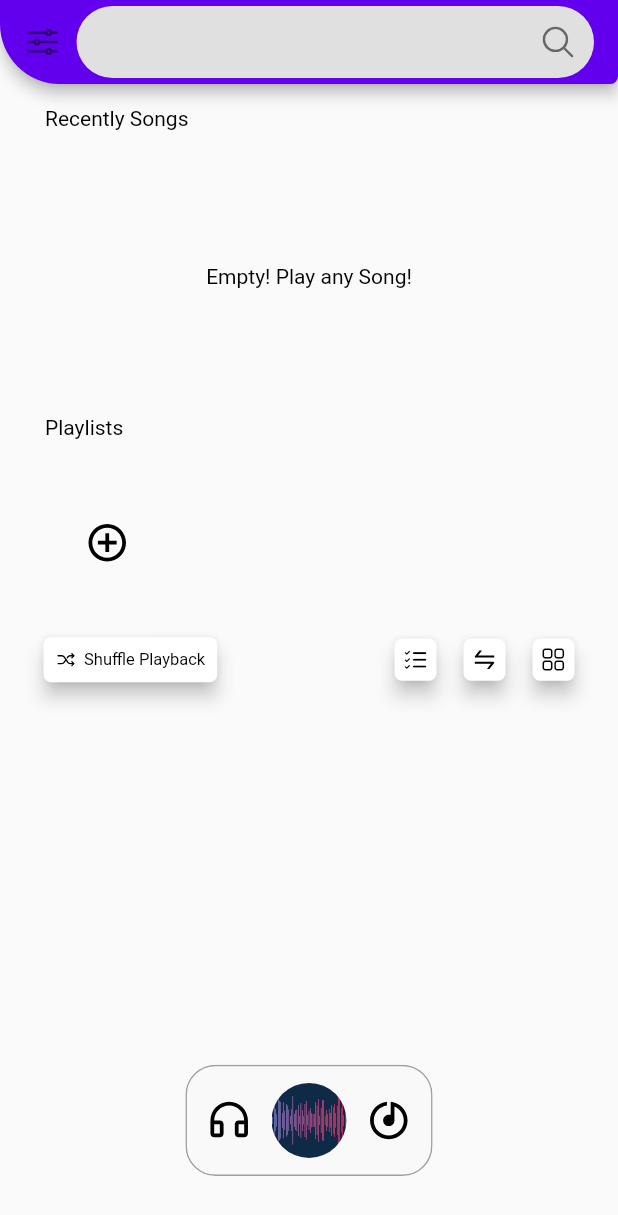
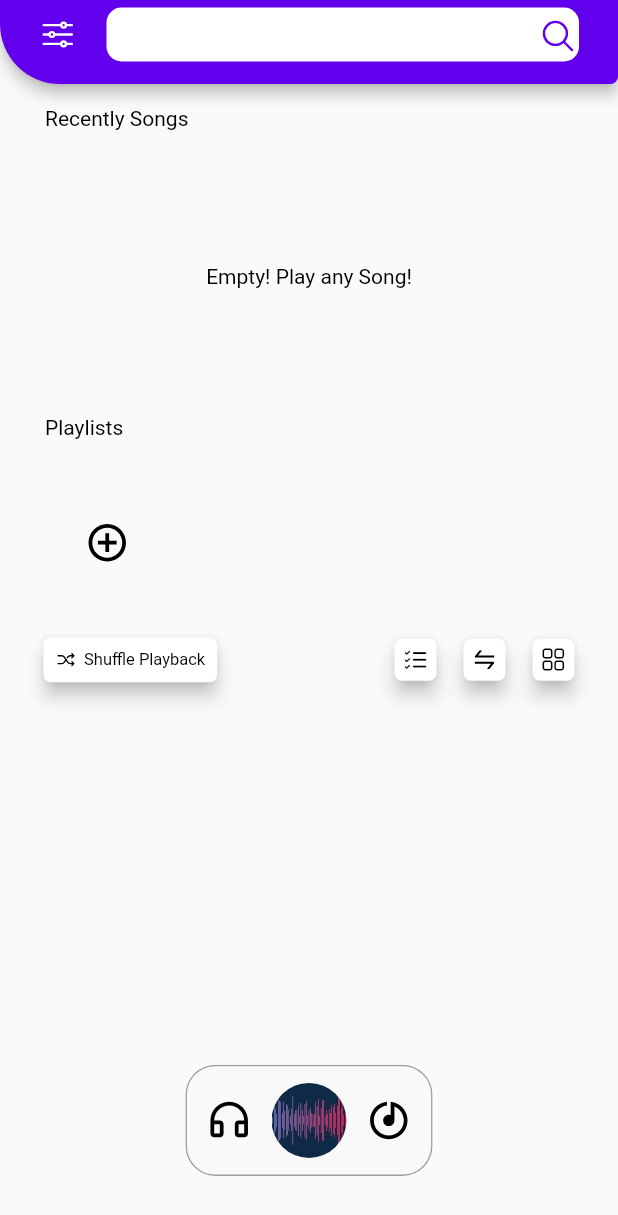
Before and after one commit to ImanGhasemiArani/IGMusic, a Flutter app: the screen it shows after launch, on a phone screen of 412 x 824 dp. Shown: the top 1215 px of the screen. Run offline on Flutter 3.47's test engine with Material 2 defaults, Android fonts, the phone set to English and light mode, and no system bars; drawn by our look-alikes of auto_size_text, glassmorphism_ui; our stand-ins replace audio_video_progress_bar, double_back_to_close_app, eva_icons_flutter, flutter_font_icons, flutter_local_notifications, flutter_native_splash and 8 more; missing offline and left inert: audio_session, just_audio_web, just_waveform, on_audio_query_web, shared_preferences_web.

Commit message:
modifying appbar and create dark and light theme for that

```diff
--- a/lib/screens/offline/offline_screen.dart
+++ b/lib/screens/offline/offline_screen.dart
@@ -12,7 +12,7 @@ class OfflineScreen extends StatelessWidget {
   @override
   Widget build(BuildContext context) {
     return Scaffold(
-      appBar: searchAppBar(),
+      appBar: searchAppBar(context, AppBar().preferredSize),
       body: ValueListenableBuilder<int>(
         valueListenable: currentBodyNotifier,
         builder: (_, value2, __) {
--- a/lib/screens/screen_holder.dart
+++ b/lib/screens/screen_holder.dart
@@ -15,6 +15,7 @@ class ScreenHolder extends StatelessWidget {
   Widget build(BuildContext context) {
     return Scaffold(
       //   backgroundColor: Clrs.mainBackgroundColor,
+      resizeToAvoidBottomInset: false,
       body: DoubleBackToCloseApp(
         snackBar: SnackBar(
           content: Container(
--- a/lib/widgets/app_bar.dart
+++ b/lib/widgets/app_bar.dart
@@ -1,28 +1,30 @@
 import 'package:flutter/material.dart';
 import 'package:google_fonts/google_fonts.dart';
 
-import '../assets/clrs.dart';
 import '../assets/icos.dart';
 import '../screens/offline/offline_screen.dart';
 
-AppBar searchAppBar() => AppBar(
+AppBar searchAppBar(BuildContext context, Size size) => AppBar(
       shape: const RoundedRectangleBorder(
           borderRadius: BorderRadius.only(
         bottomLeft: Radius.circular(40),
         bottomRight: Radius.circular(5),
       )),
+      centerTitle: true,
       title: Row(
         crossAxisAlignment: CrossAxisAlignment.center,
         mainAxisAlignment: MainAxisAlignment.start,
         children: [
-          ValueListenableBuilder<int>(
+          Padding(
+            padding: const EdgeInsets.fromLTRB(10, 5, 10, 15),
+            child: ValueListenableBuilder<int>(
                 valueListenable: OfflineScreen.currentBodyNotifier,
                 builder: (_, value, __) {
                   if (value == 0) {
                     return GestureDetector(
                       child: const Icon(
                         Icos.sliders,
-                      color: Clrs.tmp,
+                        //   color: Clrs.tmp,
                         size: 25,
                       ),
                       onTap: () {},
@@ -40,30 +42,40 @@ AppBar searchAppBar() => AppBar(
                     );
                   }
                 }),
+          ),
           Expanded(
-            child: Container(
-              margin: const EdgeInsets.only(left: 10),
+            child: SizedBox(
+              height: size.height,
+              child: Stack(
+                children: [
+                  Container(
+                    height: double.infinity,
+                    margin: const EdgeInsets.fromLTRB(10, 5, 10, 15),
                     decoration: BoxDecoration(
-                color: Colors.grey.shade300,
-                borderRadius: BorderRadius.circular(30),
+                      color: Theme.of(context).cardColor,
+                      borderRadius: BorderRadius.circular(10),
                     ),
-              child: TextField(
-                onTap: () {},
-                autofocus: false,
-                maxLines: 1,
+                  ),
+                  TextField(
+                    //   readOnly: true,
                     textAlignVertical: TextAlignVertical.center,
-                readOnly: true,
-                textDirection: TextDirection.rtl,
-                decoration: const InputDecoration(
+                    decoration: InputDecoration(
                       border: InputBorder.none,
+                      contentPadding: const EdgeInsets.symmetric(
+                          horizontal: 20, vertical: 0),
                       suffixIcon: Icon(
                         Icos.search,
-                      color: Clrs.tmp,
+                        color: Theme.of(context).colorScheme.primary,
                         size: 25,
-                    )),
-                textAlign: TextAlign.right,
-                style:
-                    GoogleFonts.ubuntuMono(color: Colors.black, fontSize: 15),
+                      ),
+                    ),
+                    maxLines: 1,
+                    minLines: 1,
+                    style: GoogleFonts.itim(
+                      fontSize: 16,
+                    ),
+                  ),
+                ],
               ),
             ),
           ),
```
Also changed, not shown: 1 other file. Lines whose indentation alone changed are shown as unchanged.
